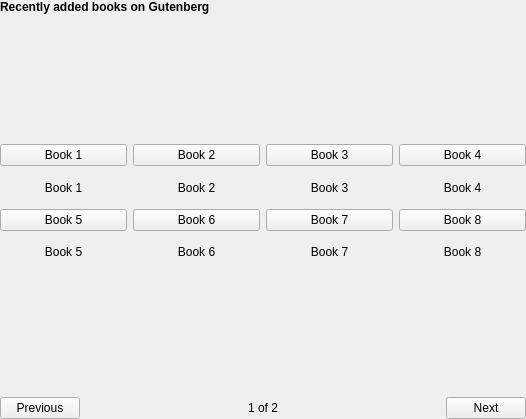
Before: the Qt Designer form librarywidget.ui in Quill-OS/quill, drawn with Qt 5.
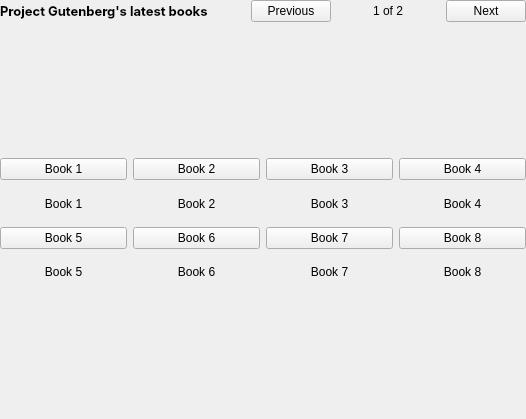
After: the same form once the commit is applied.

```diff
--- a/librarywidget.ui
+++ b/librarywidget.ui
@@ -411,19 +411,6 @@
        </widget>
       </widget>
      </item>
-     <item row="1" column="0">
-      <widget class="QLabel" name="recentlyAddedLabel">
-       <property name="font">
-        <font>
-         <weight>75</weight>
-         <bold>true</bold>
-        </font>
-       </property>
-       <property name="text">
-        <string>Recently added books on Gutenberg</string>
-       </property>
-      </widget>
-     </item>
      <item row="5" column="0">
       <spacer name="verticalSpacer">
        <property name="orientation">
@@ -437,19 +424,12 @@
        </property>
       </spacer>
      </item>
-     <item row="6" column="0">
+     <item row="0" column="0">
       <layout class="QGridLayout" name="gridLayout_4">
        <property name="bottomMargin">
         <number>0</number>
        </property>
-       <item row="0" column="0">
-        <widget class="QPushButton" name="previousBtn">
-         <property name="text">
-          <string>Previous</string>
-         </property>
-        </widget>
-       </item>
-       <item row="0" column="1">
+       <item row="0" column="3">
         <spacer name="horizontalSpacer">
          <property name="orientation">
           <enum>Qt::Horizontal</enum>
@@ -462,7 +442,27 @@
          </property>
         </spacer>
        </item>
+       <item row="0" column="5">
+        <spacer name="horizontalSpacer_2">
+         <property name="orientation">
+          <enum>Qt::Horizontal</enum>
+         </property>
+         <property name="sizeHint" stdset="0">
+          <size>
+           <width>40</width>
+           <height>20</height>
+          </size>
+         </property>
+        </spacer>
+       </item>
        <item row="0" column="4">
+        <widget class="QLabel" name="pageLabel">
+         <property name="text">
+          <string>1 of 2</string>
+         </property>
+        </widget>
+       </item>
+       <item row="0" column="6">
         <widget class="QPushButton" name="nextBtn">
          <property name="text">
           <string>Next</string>
@@ -470,14 +470,30 @@
         </widget>
        </item>
        <item row="0" column="2">
-        <widget class="QLabel" name="pageLabel">
+        <widget class="QPushButton" name="previousBtn">
          <property name="text">
-          <string>1 of 2</string>
+          <string>Previous</string>
          </property>
         </widget>
        </item>
-       <item row="0" column="3">
-        <spacer name="horizontalSpacer_2">
+       <item row="0" column="0">
+        <widget class="QLabel" name="recentlyAddedLabel">
+         <property name="font">
+          <font>
+           <family>Inter</family>
+           <pointsize>10</pointsize>
+           <weight>75</weight>
+           <italic>false</italic>
+           <bold>true</bold>
+          </font>
+         </property>
+         <property name="text">
+          <string>Project Gutenberg's latest books</string>
+         </property>
+        </widget>
+       </item>
+       <item row="0" column="1">
+        <spacer name="horizontalSpacer_3">
          <property name="orientation">
           <enum>Qt::Horizontal</enum>
          </property>
```
